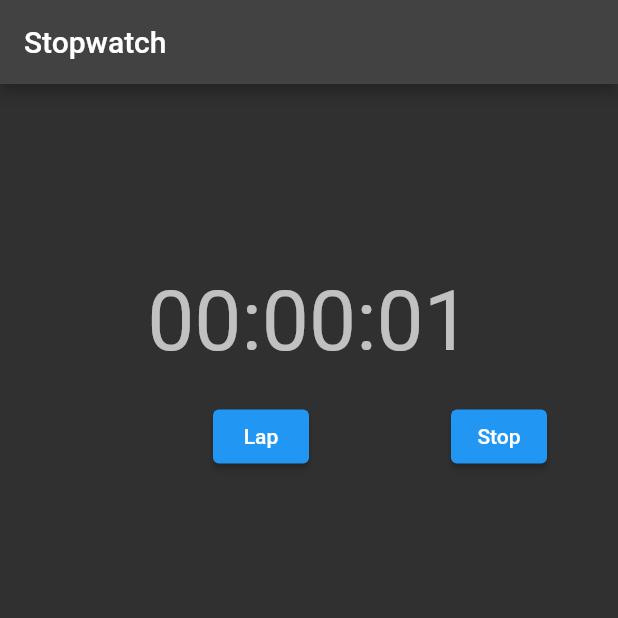
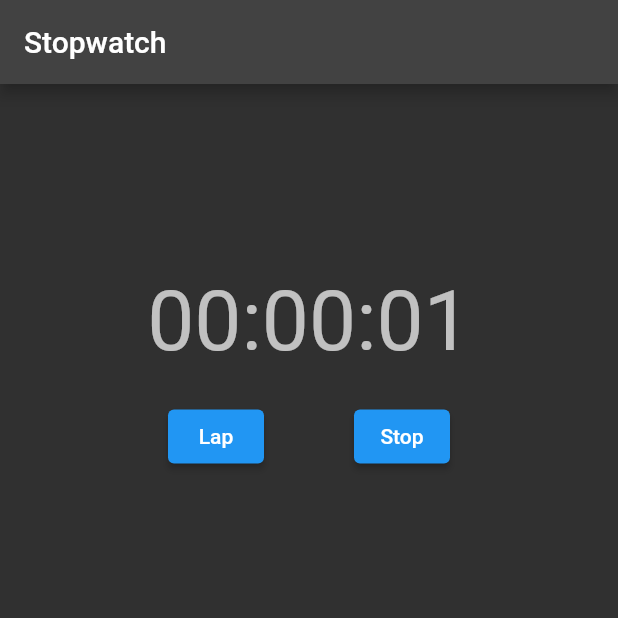
Before and after one commit to Swekrish303/Stopwatch_flutter, a Flutter app: the screen it shows after launch, after a tap on "Start", on a phone screen of 412 x 824 dp, the top half of it. Run offline on Flutter 3.47's test engine with Material 2 defaults, Android fonts, the phone set to English and light mode, and no system bars.

Commit message:
Better UI

```diff
--- a/lib/main.dart
+++ b/lib/main.dart
@@ -36,6 +36,7 @@ class _MyHomePageState extends State<MyHomePage> {
   bool _timeOn = false;
   bool _reset = false;
   bool _stop = true;
+  bool _start = true;
   final _laps = <int>[];
 
   void _incrementCount(Timer time) {
@@ -53,7 +54,7 @@ class _MyHomePageState extends State<MyHomePage> {
         seconds = 0;
         _timeOn = true;
         _reset = !_reset;
-        _laps.clear();
+        _start = !_start;
       },
     );
   }
@@ -63,6 +64,8 @@ class _MyHomePageState extends State<MyHomePage> {
       seconds = 0;
       _reset = !_reset;
       _stop = true;
+      _start = !_start;
+      _laps.clear();
     });
   }
 
@@ -166,10 +169,10 @@ class _MyHomePageState extends State<MyHomePage> {
     );
   }
 
-  Row _buildButtons() {
-    return Row(
-      mainAxisAlignment: MainAxisAlignment.spaceEvenly,
-      crossAxisAlignment: CrossAxisAlignment.center,
+  Widget _buildButtons() {
+    return Center(
+      child: Row(
+        mainAxisAlignment: MainAxisAlignment.center,
         children: <Widget>[
           Visibility(
             visible: _reset ? false : true,
@@ -179,7 +182,8 @@ class _MyHomePageState extends State<MyHomePage> {
                 foregroundColor: MaterialStateProperty.all<Color>(Colors.white),
               ),
               onPressed: _timeOn ? null : _startFunction,
-              child: const Text('Start')),
+              child: const Text('Start'),
+            ),
           ),
           Visibility(
             visible: _reset && !_stop ? true : false,
@@ -189,10 +193,11 @@ class _MyHomePageState extends State<MyHomePage> {
                 foregroundColor: MaterialStateProperty.all<Color>(Colors.white),
               ),
               onPressed: _timeOn ? null : _resetFunction,
-              child: const Text('Reset')),
+              child: const Text('Reset'),
+            ),
           ),
           Visibility(
-          visible: _stop && seconds != 0,
+            visible: _stop && !_start,
             child: ElevatedButton(
               style: ButtonStyle(
                 backgroundColor: MaterialStateProperty.all<Color>(Colors.blue),
@@ -202,6 +207,7 @@ class _MyHomePageState extends State<MyHomePage> {
               child: const Text('Lap'),
             ),
           ),
+          const SizedBox(width: 60),
           Visibility(
             visible: seconds != 0 && !_stop ? true : false,
             child: ElevatedButton(
@@ -225,11 +231,14 @@ class _MyHomePageState extends State<MyHomePage> {
             ),
           ),
         ],
+      ),
     );
   }
 
   Widget _lapDisplay() {
-    return ListView(
+    return Scrollbar(
+      thumbVisibility: true,
+      child: ListView(
         children: [
           for (int i in _laps)
             ListTile(
@@ -237,6 +246,7 @@ class _MyHomePageState extends State<MyHomePage> {
                   'Lap ${_laps.indexOf(i) + 1}: ${_hours(i)}:${_minutes(i)}:${_seconds(i)}'),
             )
         ],
+      ),
     );
   }
 }
```
Lines whose indentation alone changed are shown as unchanged.
